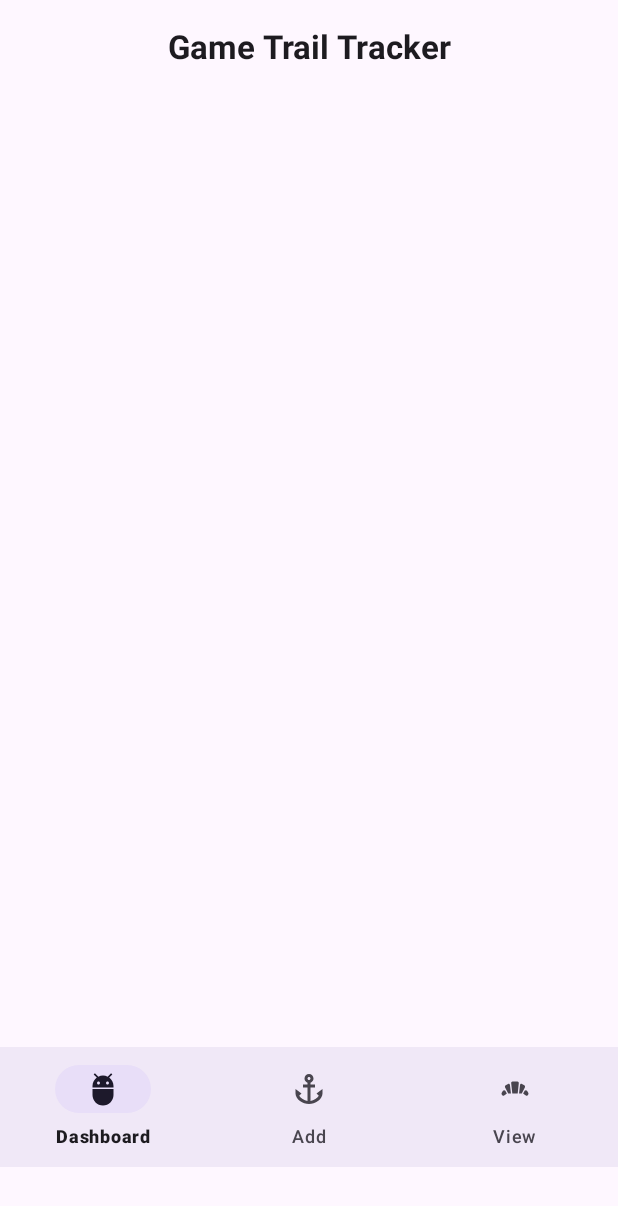
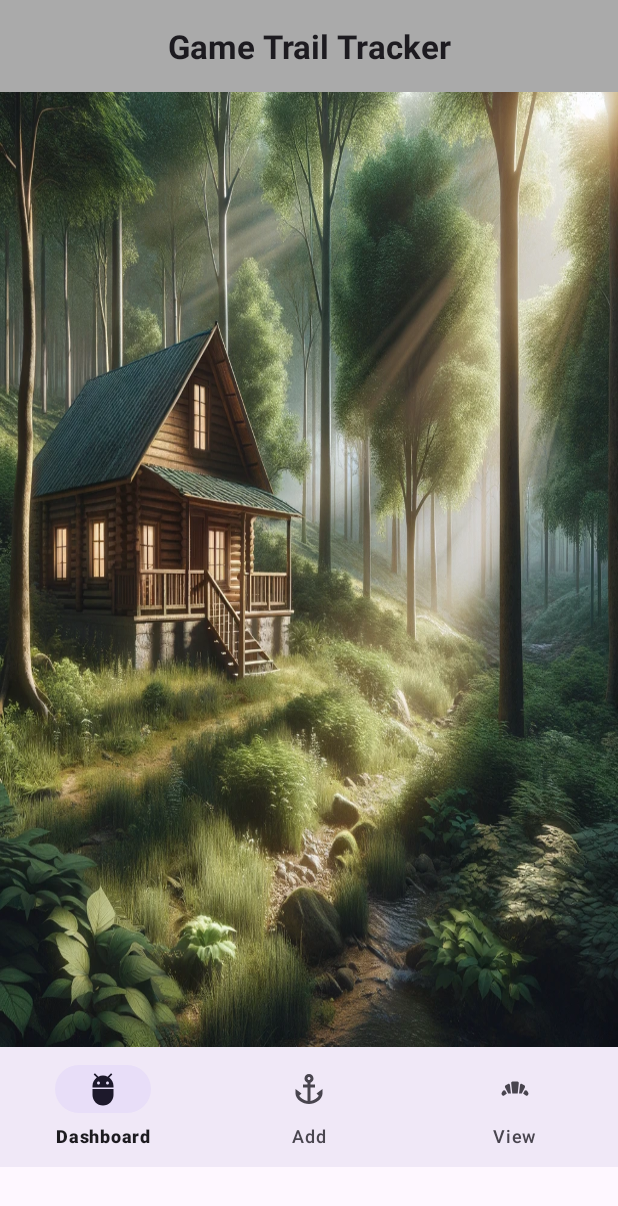
Before and after one commit to PietervanderMerwe/game-trail-tracker, an Android app: the screen it shows after launch (MainActivity), on a phone screen of 412 x 824 dp. Shown: the top 1206 px of the screen. Run offline under Robolectric (Android 15) with nearby library versions, the phone set to English and light mode, and no system bars; our stand-ins replace navigation-ui.

Commit message:
Added background image

```diff
--- a/app/src/main/res/layout/fragment_dashboard.xml
+++ b/app/src/main/res/layout/fragment_dashboard.xml
@@ -4,6 +4,7 @@
     android:layout_width="match_parent"
     android:layout_height="match_parent"
     android:orientation="vertical"
+    android:background="@drawable/dashboard_background"
     tools:context=".fragments.dashboard.DashboardFragment">
 
     <TextView
@@ -12,9 +13,9 @@
         android:layout_height="wrap_content"
         android:gravity="center"
         android:padding="16dp"
-        android:text="Game Trail Tracker"
+        android:text="@string/dashboard_title"
         android:textAppearance="@style/TextAppearance.AppCompat.Large"
         android:textStyle="bold"
-    />
+        android:background="@android:color/darker_gray"/>
 
 </LinearLayout>
--- a/app/src/main/res/values/strings.xml
+++ b/app/src/main/res/values/strings.xml
@@ -22,9 +22,6 @@
     <string name="editTextWeaponName">Weapon name</string>
     <string name="buttonSaveWeapon">Add weapon</string>
     <string name="editTextWeaponNotes">Add notes</string>
-    <!-- TODO: Remove or change this placeholder text -->
-    <string name="hello_blank_fragment">Hello blank fragment</string>
-    <string name="title_activity_detail">DetailActivity</string>
     <string name="edit">Edit</string>
     <string name="delete">Delete</string>
     <string name="save">Save</string>
@@ -48,4 +45,8 @@
     <string name="date">Date</string>
     <string name="weapon_name">Weapon name</string>
     <string name="weapon_notes">Weapon notes</string>
+    <string name="dashboard_title">Game Trail Tracker</string>
+    <!-- TODO: Remove or change this placeholder text -->
+    <string name="hello_blank_fragment">Hello blank fragment</string>
+    <string name="title_activity_detail">DetailActivity</string>
 </resources>
```
Also changed, not shown: app/src/main/java/com/epilogs/game_trail_tracker/fragments/dashboard/DashboardFragment.kt (+1 -7 lines), app/src/main/res/drawable/dashboard_background.webp (added).
